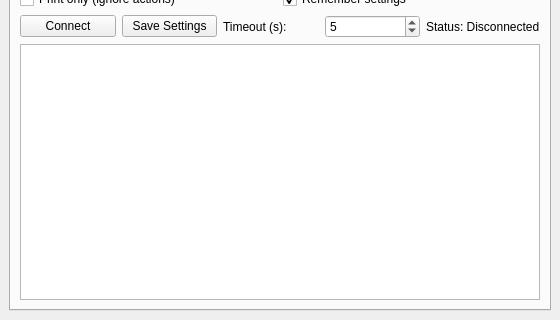
First picture: the form in src/ui/mainwindow.ui, repository tfourj/MPM, before the edit; both pictures show x 0 to 560 and y 140 to 460 of the 560 by 460 pixel window.
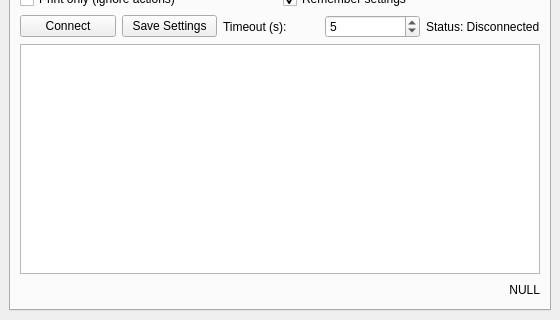
Second picture: the form after the edit.

Commit message: feat/display-app-version

```diff
--- a/src/ui/mainwindow.ui
+++ b/src/ui/mainwindow.ui
@@ -171,6 +171,33 @@
           </property>
          </widget>
         </item>
+     <item>
+      <layout class="QHBoxLayout" name="horizontalLayoutFooter">
+       <item>
+        <spacer name="horizontalSpacerFooterLeft">
+         <property name="orientation">
+          <enum>Qt::Orientation::Horizontal</enum>
+         </property>
+         <property name="sizeHint" stdset="0">
+          <size>
+           <width>40</width>
+           <height>20</height>
+          </size>
+         </property>
+        </spacer>
+       </item>
+       <item>
+        <widget class="QLabel" name="labelVersion">
+         <property name="text">
+          <string>NULL</string>
+         </property>
+         <property name="alignment">
+          <set>Qt::AlignRight|Qt::AlignVCenter</set>
+         </property>
+        </widget>
+       </item>
+      </layout>
+     </item>
        </layout>
       </widget>
       <widget class="QWidget" name="tabActions">
```
Lines whose indentation alone changed are shown as unchanged. The commit also changes 2 other files.
